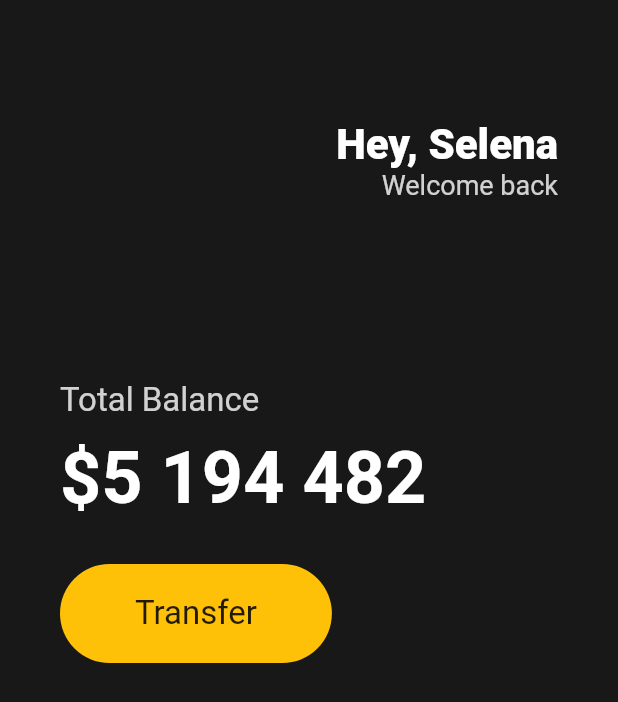
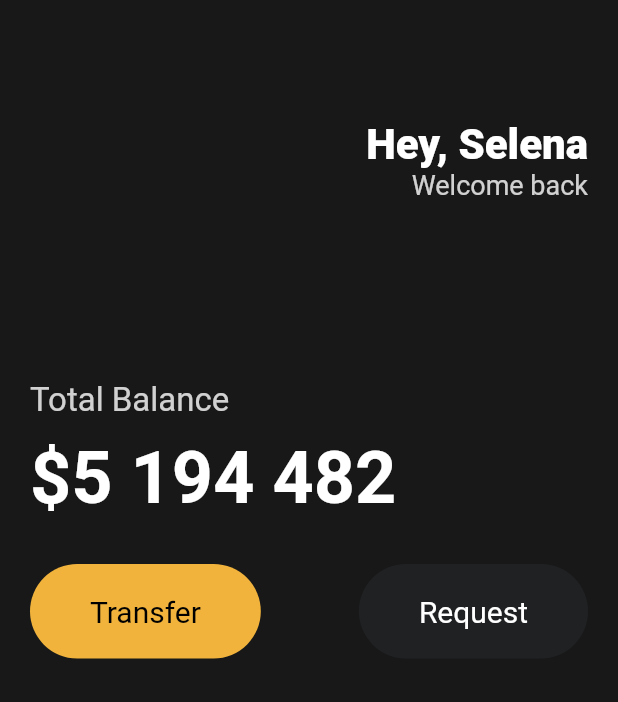
Before and after one commit to sol92824/flutter, a Flutter app: the screen it shows after launch, on a phone screen of 412 x 824 dp. Shown: the top 702 px of the screen. Run offline on Flutter 3.47's test engine with Material 2 defaults, Android fonts, the phone set to English and light mode, and no system bars.

Commit message:
Reusable Widgets

```diff
--- a/lib/main.dart
+++ b/lib/main.dart
@@ -1,23 +1,26 @@
 import 'package:flutter/material.dart';
+import 'package:toonflix/widgets/button.dart';
 
 void main() {
-  runApp(App());
+  runApp(const App());
 }
 
 class App extends StatelessWidget {
+  const App({super.key});
+
   @override
   Widget build(BuildContext context) {
     return MaterialApp(
       home: Scaffold(
-          backgroundColor: Color(0xFF181818),
+          backgroundColor: const Color(0xFF181818),
           body: Padding(
-            padding: EdgeInsets.symmetric(
-              horizontal: 40,
+            padding: const EdgeInsets.symmetric(
+              horizontal: 20,
             ),
             child: Column(
               crossAxisAlignment: CrossAxisAlignment.start,
               children: [
-                SizedBox(
+                const SizedBox(
                   height: 80,
                 ),
                 Row(
@@ -26,7 +29,7 @@ class App extends StatelessWidget {
                     Column(
                       crossAxisAlignment: CrossAxisAlignment.end,
                       children: [
-                        Text('Hey, Selena',
+                        const Text('Hey, Selena',
                             style: TextStyle(
                               color: Colors.white,
                               fontSize: 28,
@@ -41,7 +44,7 @@ class App extends StatelessWidget {
                     )
                   ],
                 ),
-                SizedBox(
+                const SizedBox(
                   height: 120,
                 ),
                 Text(
@@ -51,10 +54,10 @@ class App extends StatelessWidget {
                     color: Colors.white.withOpacity(0.8),
                   ),
                 ),
-                SizedBox(
+                const SizedBox(
                   height: 10,
                 ),
-                Text(
+                const Text(
                   '\$5 194 482',
                   style: TextStyle(
                     fontSize: 48,
@@ -62,28 +65,22 @@ class App extends StatelessWidget {
                     color: Colors.white,
                   ),
                 ),
-                SizedBox(
+                const SizedBox(
                   height: 30,
                 ),
-                Row(
+                const Row(
+                  mainAxisAlignment: MainAxisAlignment.spaceBetween,
                   children: [
-                    Container(
-                        decoration: BoxDecoration(
-                          color: Colors.amber,
-                          borderRadius: BorderRadius.circular(45),
-                        ),
-                        child: Padding(
-                          padding: EdgeInsets.symmetric(
-                            vertical: 20,
-                            horizontal: 50,
-                          ),
-                          child: Text(
-                            'Transfer',
-                            style: TextStyle(
-                              fontSize: 22,
-                            ),
-                          ),
-                        ))
+                    Button(
+                      text: 'Transfer',
+                      bgColor: Color(0xFFF1B33B),
+                      textColor: Colors.black,
+                    ),
+                    Button(
+                      text: 'Request',
+                      bgColor: Color(0xFF1F2123),
+                      textColor: Colors.white,
+                    )
                   ],
                 )
               ],
--- /dev/null
+++ b/lib/widgets/button.dart
@@ -0,0 +1,36 @@
+import 'package:flutter/material.dart';
+
+class Button extends StatelessWidget {
+  final String text;
+  final Color bgColor;
+  final Color textColor;
+
+  const Button({
+    super.key,
+    required this.text,
+    required this.bgColor,
+    required this.textColor,
+  });
+
+  @override
+  Widget build(BuildContext context) {
+    return Container(
+        decoration: BoxDecoration(
+          color: bgColor,
+          borderRadius: BorderRadius.circular(45),
+        ),
+        child: Padding(
+          padding: const EdgeInsets.symmetric(
+            vertical: 20,
+            horizontal: 40,
+          ),
+          child: Text(
+            text,
+            style: TextStyle(
+              color: textColor,
+              fontSize: 20,
+            ),
+          ),
+        ));
+  }
+}
```
